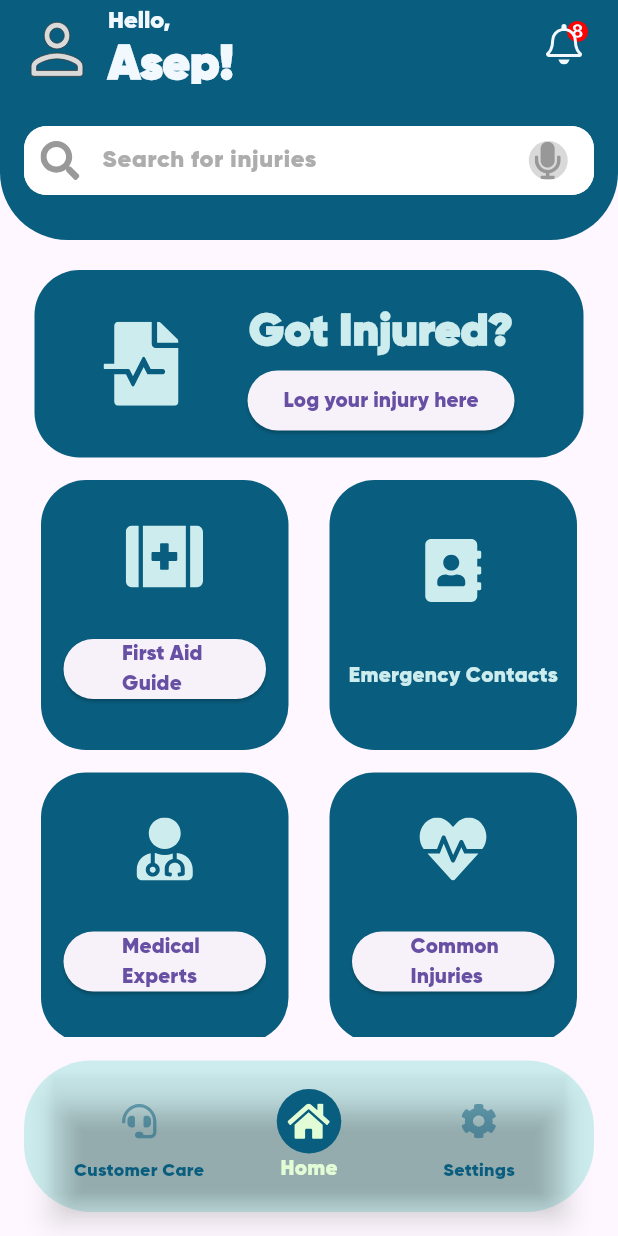
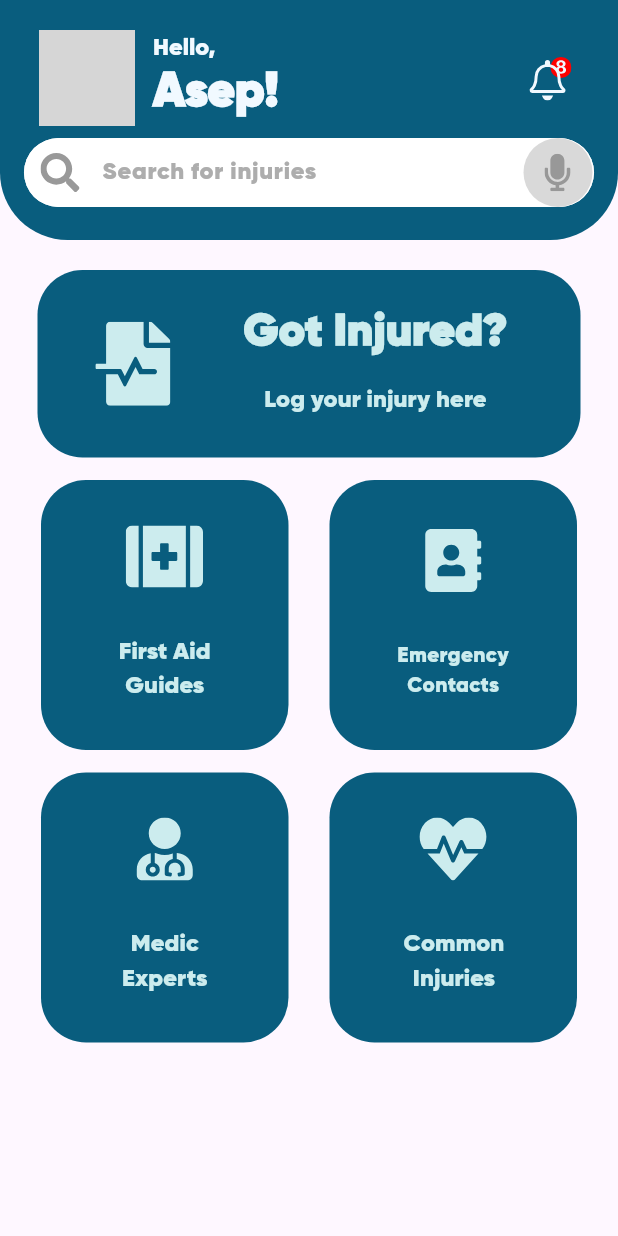
Before and after one commit to girindradmada/aidminton, a Flutter app: the screen it shows after launch, on a phone screen of 412 x 824 dp. Run offline on Flutter 3.47's test engine with Material 3 defaults, Android fonts, the phone set to English and light mode, and no system bars; our stand-ins replace flutter_svg; grey boxes are pictures that could not be loaded.

Commit message:
Tidying up the UI errors

```diff
--- a/lib/pages/home.dart
+++ b/lib/pages/home.dart
@@ -13,12 +13,10 @@ class HomePage extends StatefulWidget {
 }
 
 class _HomePageState extends State<HomePage> {
-  int myIndex = 1;
 
   @override
   Widget build(BuildContext context) {
     return Scaffold(
-      bottomNavigationBar: navigationBar(),
       appBar: appBar(),
       body: ListView(
         children: [
@@ -27,99 +25,6 @@ class _HomePageState extends State<HomePage> {
           SizedBox(height: 15),
           mainMenus(),
         ],
-      ),
-    );
-  }
-
-  Padding navigationBar() {
-    return Padding(
-      padding: const EdgeInsets.all(16),
-      child: Container(
-        padding: const EdgeInsets.symmetric(horizontal: 20, vertical: 12),
-        decoration: BoxDecoration(
-          color: Color(0xffCCECEE),
-          borderRadius: BorderRadius.circular(45),
-        ),
-        child: BottomNavigationBar(
-          currentIndex: myIndex,
-          backgroundColor: Colors.transparent,
-          type: BottomNavigationBarType.fixed,
-          selectedItemColor: Color(0xffE2FCD6),
-          unselectedItemColor: Color(0xff095D7E),
-          onTap: (index) {
-            setState(() {
-              myIndex = index;
-            });
-          },
-          items: [
-            BottomNavigationBarItem(
-                icon: Container(
-                  width: 43,
-                  height: 43,
-                  decoration: BoxDecoration(
-                      shape: BoxShape.circle,
-                      color: myIndex == 0
-                          ? Color(0xff095D7E)
-                          : Colors.transparent),
-                  child: Center(
-                    child: SvgPicture.asset(
-                      'assets/icons/Customer Care.svg',
-                      width: 30,
-                      height: 24,
-                      colorFilter: ColorFilter.mode(
-                        myIndex == 0 ? Color(0xffE2FCD6) : Color(0xff095D7E),
-                        BlendMode.srcIn,
-                      ),
-                    ),
-                  ),
-                ),
-                label: 'Customer Care'),
-            BottomNavigationBarItem(
-                icon: Container(
-                  width: 43,
-                  height: 43,
-                  decoration: BoxDecoration(
-                      shape: BoxShape.circle,
-                      color: myIndex == 1
-                          ? Color(0xff095D7E)
-                          : Colors.transparent),
-                  child: Center(
-                    child: SvgPicture.asset(
-                      'assets/icons/Home.svg',
-                      width: 30,
-                      height: 24,
-                      colorFilter: ColorFilter.mode(
-                        myIndex == 1 ? Color(0xffE2FCD6) : Color(0xff095D7E),
-                        BlendMode.srcIn,
-                      ),
-                    ),
-                  ),
-                ),
-                label: 'Home'),
-            BottomNavigationBarItem(
-                icon: Container(
-                  width: 43,
-                  height: 43,
-                  decoration: BoxDecoration(
-                      shape: BoxShape.circle,
-                      color: myIndex == 2
-                          ? Color(0xff095D7E)
-                          : Colors.transparent),
-                  child: Center(
-                    child: SvgPicture.asset(
-                      'assets/icons/Settings.svg',
-                      width: 30,
-                      height: 24,
-                      colorFilter: ColorFilter.mode(
-                        myIndex == 2 ? Color(0xffE2FCD6) : Color(0xff095D7E),
-                        BlendMode.srcIn,
-                      ),
-                    ),
-                  ),
-                ),
-                label: 'Settings'),
-          ],
-        ),
       ),
     );
   }
@@ -152,6 +57,10 @@ class _HomePageState extends State<HomePage> {
                   Padding(
                     padding: const EdgeInsets.only(left: 15, right: 15),
                     child: ElevatedButton(
+                        style: ElevatedButton.styleFrom(
+                          backgroundColor: Color(0xff095D7E),
+                          shadowColor: Colors.transparent
+                        ),
                         onPressed: () {
                           Navigator.push(
                             context,
@@ -159,10 +68,16 @@ class _HomePageState extends State<HomePage> {
                                 builder: (context) => const Settings()),
                           );
                         },
-                        child: Padding(
-                          padding: const EdgeInsets.only(left: 15),
-                          child: Text('First Aid Guide'),
-                        )),
+                        child: Text(
+                          'First Aid Guides',
+                          style: TextStyle(
+                            fontSize: 16,
+                            fontWeight: FontWeight.w500,
+                            color: Color(0xffCCECEE),
+                          ),
+                          textAlign: TextAlign.center,
+                        )
+                      ),
                   )
                 ],
               ),
@@ -187,6 +102,10 @@ class _HomePageState extends State<HomePage> {
                   Padding(
                     padding: const EdgeInsets.only(left: 15, right: 15),
                     child: ElevatedButton(
+                      style: ElevatedButton.styleFrom(
+                          backgroundColor: Color(0xff095D7E),
+                          shadowColor: Colors.transparent
+                        ),
                         onPressed: () {
                           Navigator.push(
                             context,
@@ -195,8 +114,16 @@ class _HomePageState extends State<HomePage> {
                           );
                         },
                         child: Padding(
-                          padding: const EdgeInsets.only(left: 15),
-                          child: Text('Medical Experts'),
+                          padding: const EdgeInsets.only(left: 15, right: 15),
+                          child: Text(
+                            'Medic Experts',
+                            style: TextStyle(
+                              fontSize: 16,
+                              fontWeight: FontWeight.w500,
+                              color: Color(0xffCCECEE)
+                            ),
+                            textAlign: TextAlign.center,
+                          ),
                         )),
                   )
                 ],
@@ -224,12 +151,16 @@ class _HomePageState extends State<HomePage> {
                     width: 52,
                     height: 42,
                   ),
-                  Text(
+                  Padding(
+                    padding: const EdgeInsets.only(left: 15, right: 15),
+                    child: Text(
                       'Emergency Contacts',
                       style: TextStyle(
                         fontSize: 14,
                         fontWeight: FontWeight.w300,
                         color: Color(0xffCCECEE),
+                      ),
+                      textAlign: TextAlign.center,
                     ),
                   )
                 ],
@@ -255,6 +186,10 @@ class _HomePageState extends State<HomePage> {
                   Padding(
                     padding: const EdgeInsets.only(left: 15, right: 15),
                     child: ElevatedButton(
+                        style: ElevatedButton.styleFrom(
+                          backgroundColor: Color(0xff095D7E),
+                          shadowColor: Colors.transparent
+                        ),
                         onPressed: () {
                           Navigator.push(
                             context,
@@ -263,8 +198,16 @@ class _HomePageState extends State<HomePage> {
                           );
                         },
                         child: Padding(
-                          padding: const EdgeInsets.only(left: 15),
-                          child: Text('Common Injuries'),
+                          padding: const EdgeInsets.only(left: 3, right: 2),
+                          child: Text(
+                            'Common Injuries',
+                            style: TextStyle(
+                              fontSize: 16,
+                              fontWeight: FontWeight.w500,
+                              color: Color(0xffCCECEE)
+                            ),
+                            textAlign: TextAlign.center,
+                          ),
                         )),
                   )
                 ],
@@ -280,7 +223,7 @@ class _HomePageState extends State<HomePage> {
     return Container(
       width: 325,
       height: 125,
-      margin: EdgeInsets.only(left: 23, right: 23),
+      margin: EdgeInsets.only(left: 25, right: 25),
       decoration: BoxDecoration(
         color: Color(0xff095D7E),
         borderRadius: BorderRadius.circular(30),
@@ -306,13 +249,24 @@ class _HomePageState extends State<HomePage> {
                     color: Color(0xffCCECEE)),
               ),
               ElevatedButton(
+                style: ElevatedButton.styleFrom(
+                          backgroundColor: Color(0xff095D7E),
+                          shadowColor: Colors.transparent
+                        ),
                 onPressed: () {
                   Navigator.push(
                     context,
                     MaterialPageRoute(builder: (context) => const InjuryLog()),
                   );
                 },
-                child: Text('Log your injury here'),
+                child: Text(
+                  'Log your injury here',
+                  style: TextStyle(
+                              fontSize: 16,
+                              fontWeight: FontWeight.w500,
+                              color: Color(0xffCCECEE)
+                            ),
+                ),
               )
             ],
           ),
@@ -325,12 +279,27 @@ class _HomePageState extends State<HomePage> {
     return PreferredSize(
       preferredSize: Size.fromHeight(160),
       child: AppBar(
+        toolbarHeight: 100,
         shape: RoundedRectangleBorder(
-            borderRadius: BorderRadius.vertical(bottom: Radius.circular(45))),
+          borderRadius: BorderRadius.vertical(bottom: Radius.circular(45)),
+        ),
         title: Padding(
-          padding: EdgeInsets.only(top: 12),
-          child: Column(
-            mainAxisAlignment: MainAxisAlignment.start,
+          padding: EdgeInsets.only(top: 12, left: 10, right: 10),
+          child: Row(
+            children: [
+              // Profile Image
+              ClipRRect(
+                borderRadius: BorderRadius.circular(32),
+                child: Image.asset(
+                  'assets/icons/pfp.png',
+                  width: 64,
+                  height: 64,
+                  fit: BoxFit.cover,
+                ),
+              ),
+              SizedBox(width: 12),
+              // Text Greeting
+              Column(
                 crossAxisAlignment: CrossAxisAlignment.start,
                 children: [
                   Text(
@@ -338,36 +307,26 @@ class _HomePageState extends State<HomePage> {
                     style: TextStyle(
                       color: Color(0xffF1F9FF),
                       fontSize: 16,
-                    fontWeight: FontWeight.w100),
+                      fontWeight: FontWeight.w100,
+                    ),
                   ),
                   Text(
                     'Asep!',
                     style: TextStyle(
-                  color: Color(0XffF1F9FF),
+                      color: Color(0xffF1F9FF),
                       fontSize: 32,
                       fontWeight: FontWeight.bold,
                     ),
-              )
+                  ),
                 ],
               ),
-        ),
-        backgroundColor: Color(0xff095D7E),
-        elevation: 0,
-        leading: Padding(
-          padding: const EdgeInsets.only(top: 10, left: 20),
-          child: SvgPicture.asset(
-            'assets/icons/profile.svg',
-            width: 64,
-            height: 64,
-          ),
-        ),
-        actions: [
+              Spacer(),
+              // Notification Button
               GestureDetector(
                 onTap: () {},
                 child: Container(
                   width: 38,
                   height: 38,
-                margin: EdgeInsets.only(right: 15),
                   alignment: Alignment.center,
                   decoration: BoxDecoration(
                     color: Colors.transparent,
@@ -378,18 +337,24 @@ class _HomePageState extends State<HomePage> {
                     width: 30,
                     height: 30,
                   ),
-              ))
+                ),
+              ),
             ],
+          ),
+        ),
+        backgroundColor: Color(0xff095D7E),
+        elevation: 0,
+        automaticallyImplyLeading: false, // Prevent back button space
         bottom: PreferredSize(
           preferredSize: Size.fromHeight(60),
           child: Padding(
             padding: const EdgeInsets.fromLTRB(16, 0, 16, 12),
             child: Container(
-              margin: EdgeInsets.only(bottom: 18),
+              margin: EdgeInsets.only(bottom: 10),
               height: 46,
               decoration: BoxDecoration(
                 color: Colors.white,
-                borderRadius: BorderRadius.circular(15),
+                borderRadius: BorderRadius.circular(60),
               ),
               child: TextField(
                 decoration: InputDecoration(
@@ -406,7 +371,6 @@ class _HomePageState extends State<HomePage> {
                     child: SvgPicture.asset('assets/icons/search.svg'),
                   ),
                   suffixIcon: Container(
-                    margin: EdgeInsets.all(10),
                     width: 41,
                     height: 41,
                     decoration: BoxDecoration(
@@ -418,7 +382,7 @@ class _HomePageState extends State<HomePage> {
                     ),
                   ),
                   border: OutlineInputBorder(
-                    borderRadius: BorderRadius.circular(15),
+                    borderRadius: BorderRadius.circular(60),
                     borderSide: BorderSide.none,
                   ),
                 ),
--- a/lib/pages/injuryLog.dart
+++ b/lib/pages/injuryLog.dart
@@ -1,7 +1,7 @@
 import 'package:flutter/material.dart';
 import 'package:flutter_svg/flutter_svg.dart';
-import 'package:aidminton/pages/home.dart';
 import 'package:aidminton/models/log.dart';
+import 'package:aidminton/main.dart';
 
 class InjuryLog extends StatefulWidget {
   const InjuryLog({super.key});
@@ -141,7 +141,7 @@ class _InjuryLogState extends State<InjuryLog> {
           child: GestureDetector(
             onTap: () {
               Navigator.push(
-                context, MaterialPageRoute(builder: (context) => const HomePage())
+                context, MaterialPageRoute(builder: (context) => const MainPage())
               );
             },
             child: SvgPicture.asset(
```
Also changed, not shown: lib/pages/commonInjuries.dart (+65 -7 lines), lib/pages/customerService.dart (added, +21 -0 lines), lib/pages/medicalExperts.dart (+9 -6 lines), lib/pages/settings.dart (+0 -17 lines). Lines whose indentation alone changed are shown as unchanged.
